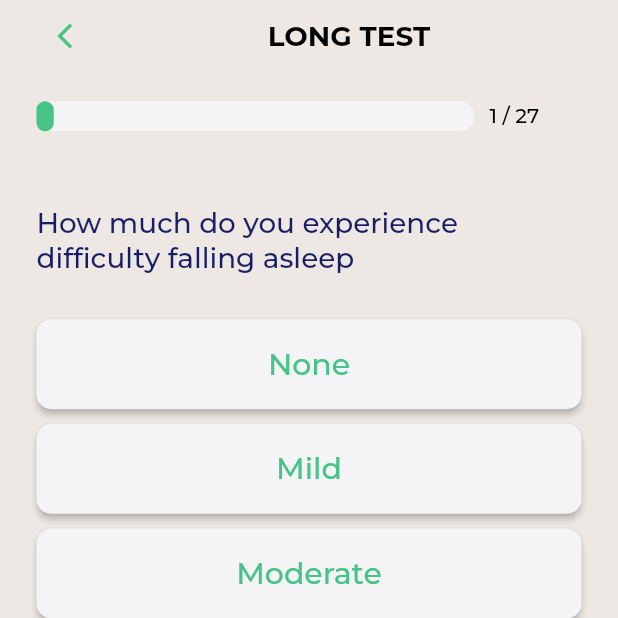
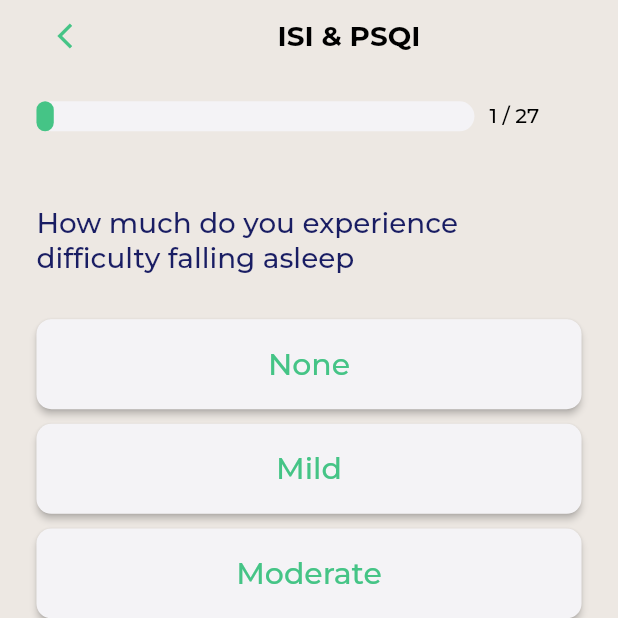
Before and after one commit to k-achraf/insomniac, a Flutter app: the LongTestView screen opened by its route, on a phone screen of 412 x 824 dp, the top half of it. Run offline on Flutter 3.47's test engine with Material 2 defaults, Android fonts, the light colour scheme and no system bars; our stand-ins replace flutter_screenutil, get, get_storage; missing offline and left inert: sklite; accounts and stored records are empty.

```diff
--- a/lib/config/translation/en_US/en_us_translation.dart
+++ b/lib/config/translation/en_US/en_us_translation.dart
@@ -2,8 +2,8 @@ const Map<String, String> enUS = {
   "taketheshorttest": "TAKE THE SHORT TEST",
   "desc": "Insomniac is a user-friendly tool designed to help individuals with the diagnosis of insomnia.The app features a collection of questions and utilizes ML algorithms to analyze the responses to the questions and provide a personalized assessment of the likelihood of an individual having insomnia.Insomniac offers two testing options to aid in th diagosis of insomnia: a long test and a short test",
   "takethelongtest": "TAKE THE LONG TEST",
-  "stest":" SHORT TEST",
-  "ltest":" LONG TEST",
+  "stest":" Insomnia Severity Index Test",
+  "ltest":" ISI & PSQI",
   "index": "Question {currentIndex}",
   "question1": "How much do you experience difficulty falling asleep",
   "question2": "How much do you experience difficulty staying asleep ",
@@ -66,5 +66,8 @@ const Map<String, String> enUS = {
   "vbad":"Very bad",
   "no":"No",
   "yes":"Yes",
-  "answer": "Answer"
+  "answer": "Answer",
+  "stestdesc":"The ISI test is a quick assessment that measures the severity of insomnia symptoms in individuals. It consists of seven questions and takes between 2-3 minutes to complete. If you are ready to take the test, click (Proceed to the Test).",
+  "ltestdesc":"The long test  comprises both ISI (Insomnia Severity Index) and PSQI (Pittsburgh Sleep Quality Index). PSQI involves a questionnaire with 19 inquiries that assess sleep patterns, disturbances, and daytime dysfunction, providing an evaluation of overall sleep quality over a month. The complete test encompasses 27 questions and typically takes around 4-5 minutes to complete. If you are prepared to begin the test, kindly proceed by clicking on (Proceed to the Test).",
+  "start":"Proceed to the Test"
 };
--- a/lib/config/translation/fr_FR/fr_fr_translation.dart
+++ b/lib/config/translation/fr_FR/fr_fr_translation.dart
@@ -2,8 +2,8 @@ const Map<String, String> frFR = {
   "taketheshorttest": " DÉMARRER LE COURT TEST",
   "takethelongtest": "DÉMARRER LE LONG TEST",
   "desc": "Insomniac est un outil convivial conçu pour aider les individus avec le diagnostic de l’insomnie. \n L’application dispose d’un ensemble de questions et utilise des algorithmes ML pour analyser les réponses aux questions et fournir une évaluation personnalisée de la probabilité d’une personne ayant de l’insomnie. \n Insomniac offre deux options de test pour aider dans le diagosis de l’insomnie : un long test et un court test",
-  "stest":" court Test",
-  "ltest": " Long Test",
+  "stest":"Index de Sévérité de l'Insomnie (ISI) ",
+  "ltest": " Combibaison des ISI &PSQI",
   "index": "Question {currentIndex}",
   "question1": " Difficultés à s'endormir ",
   "question2": " Difficultés à rester endormi(e)",
@@ -66,5 +66,8 @@ const Map<String, String> frFR = {
   "vbad":"Très mauvaise",
   "no":"Non",
   "yes":"Oui",
-  "answer": "Réponse"
+  "answer": "Réponse",
+  "stestdesc":"Le test ISI est une évaluation rapide qui mesure la gravité des symptômes de l’insomnie chez les individus. Il se compose de sept questions et prend entre 2-3 minutes à remplir. Si vous êtes prêt à passer le test, cliquez sur (Passer au test).",
+  "ltestdesc":"Le test long comprend l’ISI (indice de gravité de l’insomnie) et l’PSQI (indice de qualité du sommeil de Pittsburgh). L’IQFP comprend un questionnaire comportant 19 questions qui évaluent les habitudes de sommeil, les perturbations et les dysfonctionnements diurnes et qui fournissent une évaluation de la qualité globale du sommeil sur une période d’un mois. Le test complet comprend 27 questions et prend généralement de 4 à 5 minutes. Si vous êtes prêt à commencer le test, veuillez cliquer sur (Passer au test).",
+  "start": "Passer au Test"
 };
```
Also changed, not shown: lib/app/modules/home/views/home_view.dart (+12 -2 lines), lib/app/modules/test_start/controllers/test_start_controller.dart (+4 -3 lines), lib/app/modules/test_start/views/test_start_view.dart (+44 -16 lines), lib/config/translation/ar_AR/ar_ar_translation.dart (+6 -3 lines), assets/images/img1.png (added), assets/images/img2.png (added).
